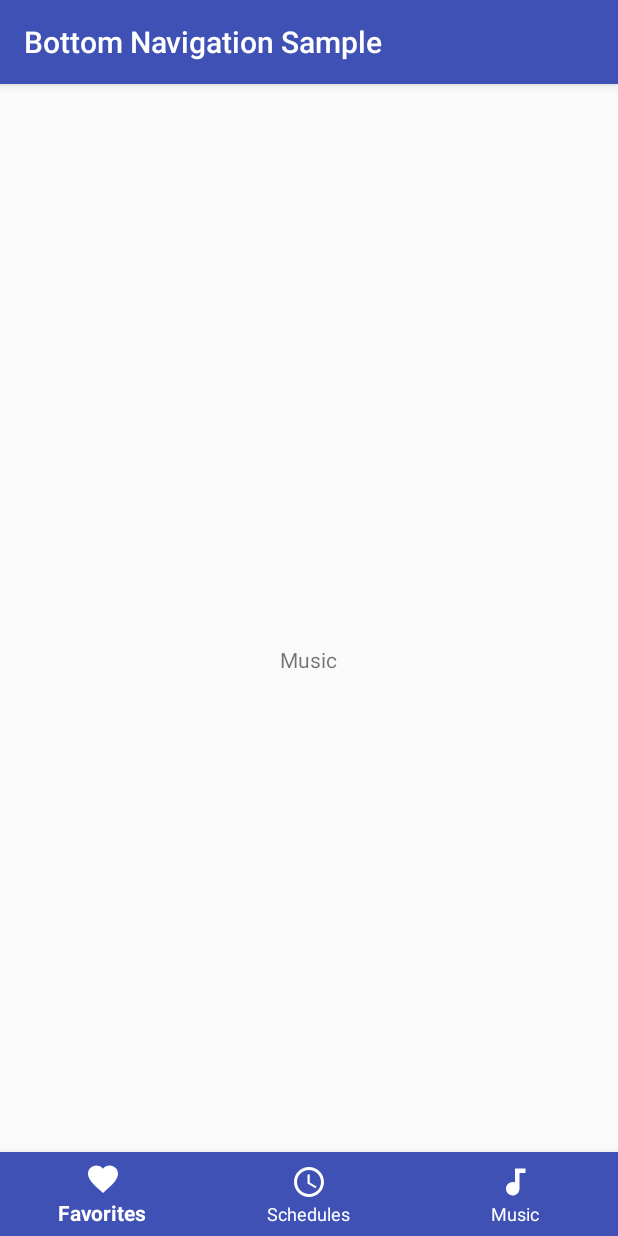
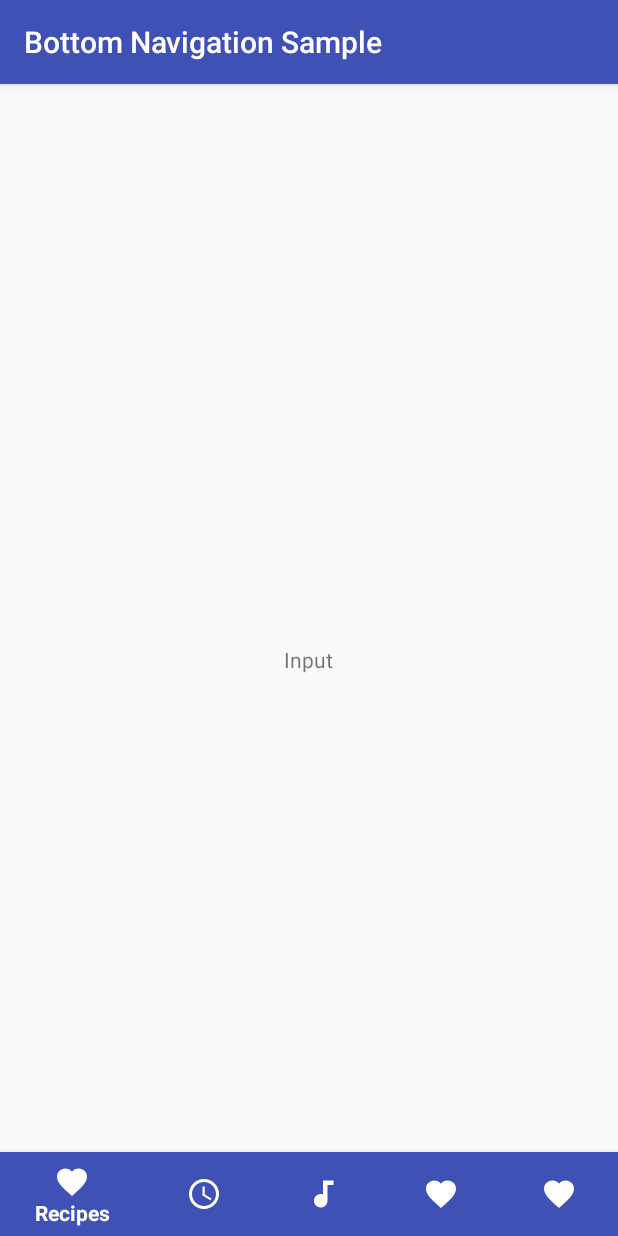
Before and after one commit to NinjaDoggy/Cooking, an Android app: the screen it shows after launch (MainActivity), item 3 of the bottom bar chosen, on a phone screen of 412 x 824 dp. Run offline under Robolectric (Android 15) with nearby library versions, the phone set to English and light mode, and no system bars.

Commit message:
Constructed basic menu page! Added icons as well

```diff
--- a/app/src/main/java/com/example/ninja/cooking/MainActivity.java
+++ b/app/src/main/java/com/example/ninja/cooking/MainActivity.java
@@ -10,18 +10,22 @@ import android.widget.TextView;
 
 public class MainActivity extends AppCompatActivity {
 
+    private TextView textRecipes;
+    private TextView textSearch;
+    private TextView textInput;
+    private TextView textCreate;
     private TextView textFavorites;
-    private TextView textSchedules;
-    private TextView textMusic;
 
     @Override
     protected void onCreate(Bundle savedInstanceState) {
         super.onCreate(savedInstanceState);
         setContentView(R.layout.activity_main);
 
+        textRecipes = (TextView) findViewById(R.id.text_recipes);
+        textSearch = (TextView) findViewById(R.id.text_search);
+        textInput = (TextView) findViewById(R.id.text_input);
+        textCreate = (TextView) findViewById(R.id.text_create);
         textFavorites = (TextView) findViewById(R.id.text_favorites);
-        textSchedules = (TextView) findViewById(R.id.text_schedules);
-        textMusic = (TextView) findViewById(R.id.text_music);
 
         BottomNavigationView bottomNavigationView = (BottomNavigationView)
                 findViewById(R.id.bottom_navigation);
@@ -31,21 +35,40 @@ public class MainActivity extends AppCompatActivity {
                     @Override
                     public boolean onNavigationItemSelected(@NonNull MenuItem item) {
                         switch (item.getItemId()) {
+                            case R.id.action_recipeDatabase:
+                                textRecipes.setVisibility(View.VISIBLE);
+                                textSearch.setVisibility(View.GONE);
+                                textInput.setVisibility(View.GONE);
+                                textCreate.setVisibility(View.GONE);
+                                textFavorites.setVisibility(View.GONE);
+                                break;
+                            case R.id.action_searchDatabase:
+                                textRecipes.setVisibility(View.GONE);
+                                textSearch.setVisibility(View.VISIBLE);
+                                textInput.setVisibility(View.GONE);
+                                textCreate.setVisibility(View.GONE);
+                                textFavorites.setVisibility(View.GONE);
+                                break;
+                            case R.id.action_input:
+                                textRecipes.setVisibility(View.GONE);
+                                textSearch.setVisibility(View.GONE);
+                                textInput.setVisibility(View.VISIBLE);
+                                textCreate.setVisibility(View.GONE);
+                                textFavorites.setVisibility(View.GONE);
+                                break;
+                            case R.id.action_create:
+                                textRecipes.setVisibility(View.GONE);
+                                textSearch.setVisibility(View.GONE);
+                                textInput.setVisibility(View.GONE);
+                                textCreate.setVisibility(View.VISIBLE);
+                                textFavorites.setVisibility(View.GONE);
+                                break;
                             case R.id.action_favorites:
+                                textRecipes.setVisibility(View.GONE);
+                                textSearch.setVisibility(View.GONE);
+                                textInput.setVisibility(View.GONE);
+                                textCreate.setVisibility(View.GONE);
                                 textFavorites.setVisibility(View.VISIBLE);
-                                textSchedules.setVisibility(View.GONE);
-                                textMusic.setVisibility(View.GONE);
-                                break;
-                            case R.id.action_schedules:
-                                textFavorites.setVisibility(View.GONE);
-                                textSchedules.setVisibility(View.VISIBLE);
-                                textMusic.setVisibility(View.GONE);
-                                break;
-                            case R.id.action_music:
-                                textFavorites.setVisibility(View.GONE);
-                                textSchedules.setVisibility(View.GONE);
-                                textMusic.setVisibility(View.VISIBLE);
-                                break;
                         }
                         return false;
                     }
--- a/app/src/main/res/layout/activity_main.xml
+++ b/app/src/main/res/layout/activity_main.xml
@@ -5,26 +5,41 @@
     android:layout_height="match_parent">
 
     <TextView
+        android:id="@+id/text_recipes"
+        android:layout_width="wrap_content"
+        android:layout_height="wrap_content"
+        android:layout_centerInParent="true"
+        android:text="@string/text_recipeDatabase" />
+
+    <TextView
+        android:id="@+id/text_search"
+        android:layout_width="wrap_content"
+        android:layout_height="wrap_content"
+        android:layout_centerInParent="true"
+        android:text="@string/text_searchDatabase"
+        android:visibility="gone" />
+
+    <TextView
+        android:id="@+id/text_input"
+        android:layout_width="wrap_content"
+        android:layout_height="wrap_content"
+        android:layout_centerInParent="true"
+        android:text="@string/text_input"
+        android:visibility="gone" />
+
+    <TextView
+        android:id="@+id/text_create"
+        android:layout_width="wrap_content"
+        android:layout_height="wrap_content"
+        android:layout_centerInParent="true"
+        android:text="@string/text_create"
+        android:visibility="gone" />
+    <TextView
         android:id="@+id/text_favorites"
         android:layout_width="wrap_content"
         android:layout_height="wrap_content"
         android:layout_centerInParent="true"
-        android:text="@string/text_favorites" />
-
-    <TextView
-        android:id="@+id/text_schedules"
-        android:layout_width="wrap_content"
-        android:layout_height="wrap_content"
-        android:layout_centerInParent="true"
-        android:text="@string/text_schedules"
-        android:visibility="gone" />
-
-    <TextView
-        android:id="@+id/text_music"
-        android:layout_width="wrap_content"
-        android:layout_height="wrap_content"
-        android:layout_centerInParent="true"
-        android:text="@string/text_music"
+        android:text="@string/text_favorites"
         android:visibility="gone" />
 
     <android.support.design.widget.BottomNavigationView
--- a/app/src/main/res/menu/bottom_navigation_main.xml
+++ b/app/src/main/res/menu/bottom_navigation_main.xml
@@ -1,22 +1,35 @@
 <?xml version="1.0" encoding="utf-8"?>
 <menu xmlns:android="http://schemas.android.com/apk/res/android"
     xmlns:app="http://schemas.android.com/apk/res-auto">
+    <item
+        android:id="@+id/action_recipeDatabase"
+        android:enabled="true"
+        android:icon="@drawable/ic_favorite_white_24dp"
+        android:title="@string/text_recipeDatabase"
+        app:showAsAction="ifRoom" />
+    <item
+        android:id="@+id/action_searchDatabase"
+        android:enabled="true"
+        android:icon="@drawable/ic_access_time_white_24dp"
+        android:title="@string/text_searchDatabase"
+        app:showAsAction="ifRoom" />
+    <item
+        android:id="@+id/action_input"
+        android:enabled="true"
+        android:icon="@drawable/ic_audiotrack_white_24dp"
+        android:title="@string/text_input"
+        app:showAsAction="ifRoom" />
+    <item
+        android:id="@+id/action_create"
+        android:enabled="true"
+        android:icon="@drawable/ic_favorite_white_24dp"
+        android:title="@string/text_create"
+        app:showAsAction="ifRoom" />
     <item
         android:id="@+id/action_favorites"
         android:enabled="true"
         android:icon="@drawable/ic_favorite_white_24dp"
         android:title="@string/text_favorites"
         app:showAsAction="ifRoom" />
-    <item
-        android:id="@+id/action_schedules"
-        android:enabled="true"
-        android:icon="@drawable/ic_access_time_white_24dp"
-        android:title="@string/text_schedules"
-        app:showAsAction="ifRoom" />
-    <item
-        android:id="@+id/action_music"
-        android:enabled="true"
-        android:icon="@drawable/ic_audiotrack_white_24dp"
-        android:title="@string/text_music"
-        app:showAsAction="ifRoom" />
+
 </menu>
--- a/app/src/main/res/values/strings.xml
+++ b/app/src/main/res/values/strings.xml
@@ -1,7 +1,9 @@
 <resources>
     <string name="app_name">Bottom Navigation Sample</string>
 
+    <string name="text_recipeDatabase">Recipes</string>
+    <string name="text_searchDatabase">Search</string>
+    <string name="text_input">Input</string>
+    <string name="text_create">Create</string>
     <string name="text_favorites">Favorites</string>
-    <string name="text_schedules">Schedules</string>
-    <string name="text_music">Music</string>
 </resources>
```
